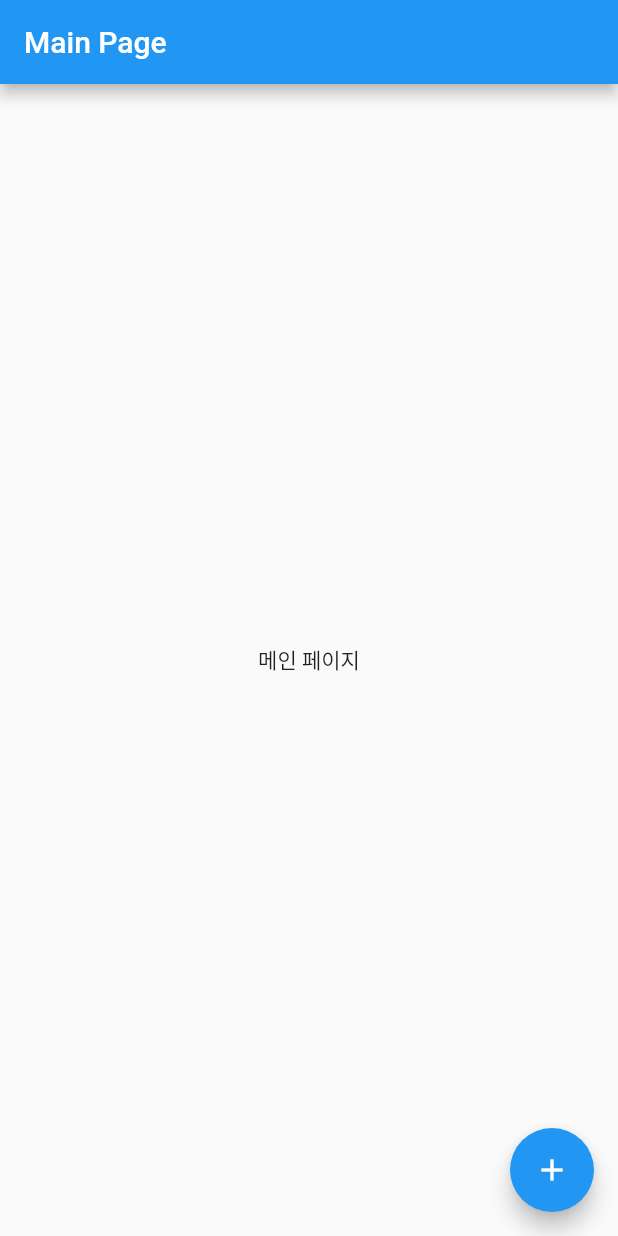
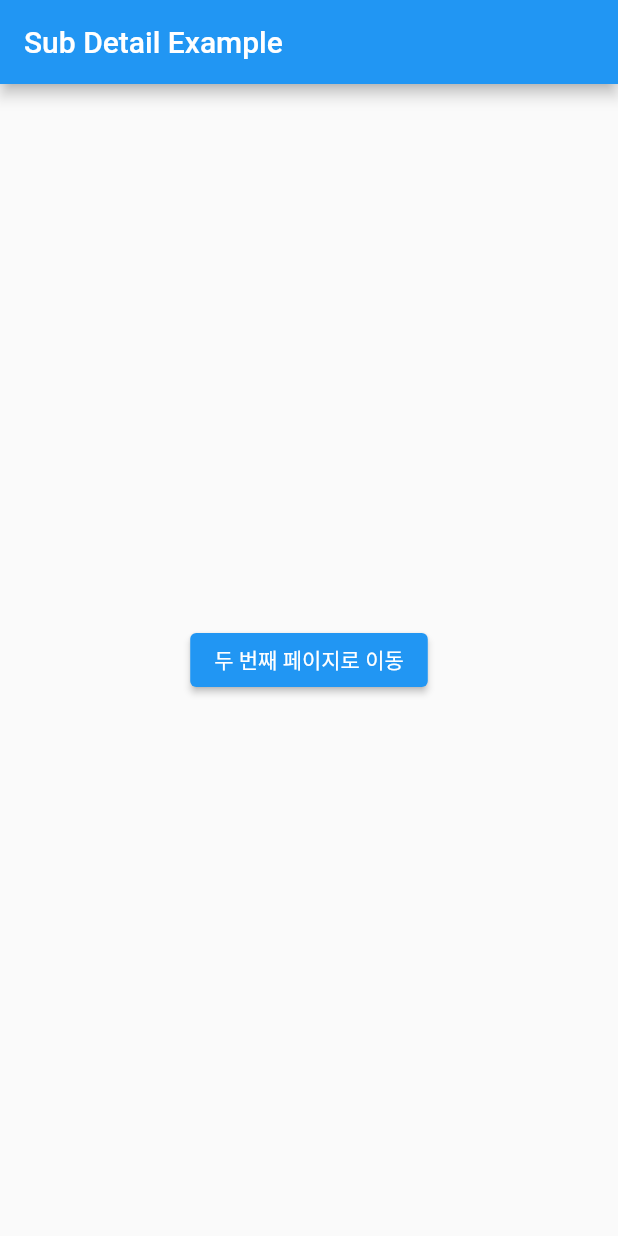
Before and after one commit to che-ri/flutter_prac, a Flutter app: the screen it shows after launch, on a phone screen of 412 x 824 dp. Run offline on Flutter 3.47's test engine with Material 2 defaults, Android fonts, the phone set to English and light mode, and no system bars; our stand-ins replace dio, flutter_dotenv.

Commit message:
feat ::: 내비게이션 v3

```diff
--- a/lib/main.dart
+++ b/lib/main.dart
@@ -1,4 +1,7 @@
 import 'package:app/largeFileMain.dart';
+import 'package:app/secondDetail.dart';
+import 'package:app/subDetail.dart';
+import 'package:app/thirdPage.dart';
 import 'package:flutter/material.dart';
 import 'package:http/http.dart' as http;
 import 'dart:convert';
@@ -30,63 +33,10 @@ class MyApp extends StatelessWidget {
       //route설정
       initialRoute: '/',
       routes: {
-        '/': (context) => FirstPage(),
-        '/second': (context) => SecondPage()
+        '/': (context) => SubDetail(),
+        '/second': (context) => SecondDetail(),
+        '/third': (context) => ThirdPage()
       },
     );
   }
 }
-
-class FirstPage extends StatefulWidget {
-  const FirstPage({super.key});
-
-  @override
-  State<FirstPage> createState() => _FirstPageState();
-}
-
-class _FirstPageState extends State<FirstPage> {
-  @override
-  Widget build(BuildContext context) {
-    return Scaffold(
-      appBar: AppBar(title: Text('Main Page')),
-      body: Container(
-          child: Center(
-        child: Text('메인 페이지'),
-      )),
-      floatingActionButton: FloatingActionButton(
-        onPressed: () {
-          //Navigator은 스택(stack)을 이용해 페이지를 관리할 때 사용하는 클래스이다.
-          //Navigator의 of(context)함수는 현재 페이지를 나타내고,
-          //push()함수는 스택에 페이지를 쌓는 역할을 한다.
-          Navigator.of(context).pushNamed('/second');
-        },
-        child: Icon(Icons.add),
-      ),
-    );
-  }
-}
-
-class SecondPage extends StatefulWidget {
-  const SecondPage({super.key});
-
-  @override
-  State<SecondPage> createState() => _SecondPageState();
-}
-
-class _SecondPageState extends State<SecondPage> {
-  @override
-  Widget build(BuildContext context) {
-    return Scaffold(
-      appBar: AppBar(title: Text('두번째 페이지')),
-      body: Container(
-          child: Center(
-        child: ElevatedButton(
-            onPressed: () {
-              //pop()함수는 스택 메모리에서 맨 위에 있는 페이지를 제거한다.
-              Navigator.of(context).pop(); //지금 페이지를 종료
-            },
-            child: Text('돌아가기')),
-      )),
-    );
-  }
-}
--- /dev/null
+++ b/lib/subDetail.dart
@@ -0,0 +1,24 @@
+import 'package:flutter/material.dart';
+
+class SubDetail extends StatefulWidget {
+  const SubDetail({super.key});
+
+  @override
+  State<SubDetail> createState() => _SubDetailState();
+}
+
+class _SubDetailState extends State<SubDetail> {
+  @override
+  Widget build(BuildContext context) {
+    return Scaffold(
+        appBar: AppBar(title: Text('Sub Detail Example')),
+        body: Container(
+          child: Center(
+              child: ElevatedButton(
+                  onPressed: () {
+                    Navigator.of(context).pushNamed('/second');
+                  },
+                  child: Text('두 번째 페이지로 이동'))),
+        ));
+  }
+}
```
Also changed, not shown: lib/secondDetail.dart (added, +26 -0 lines), lib/thirdPage.dart (added, +25 -0 lines).
